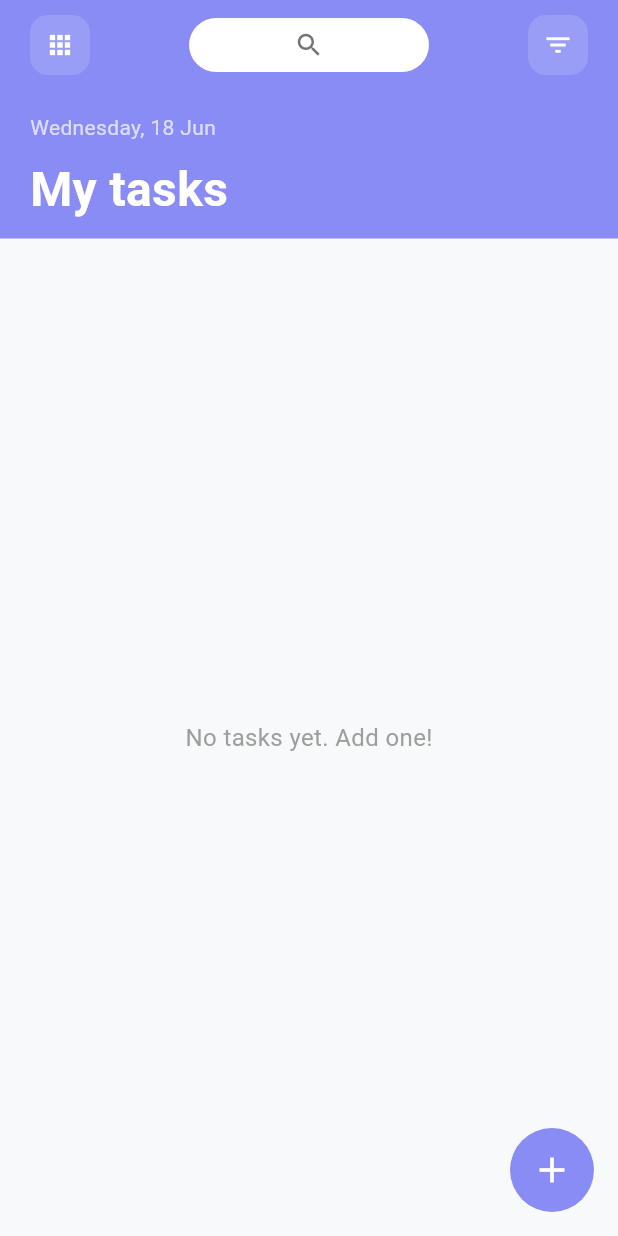
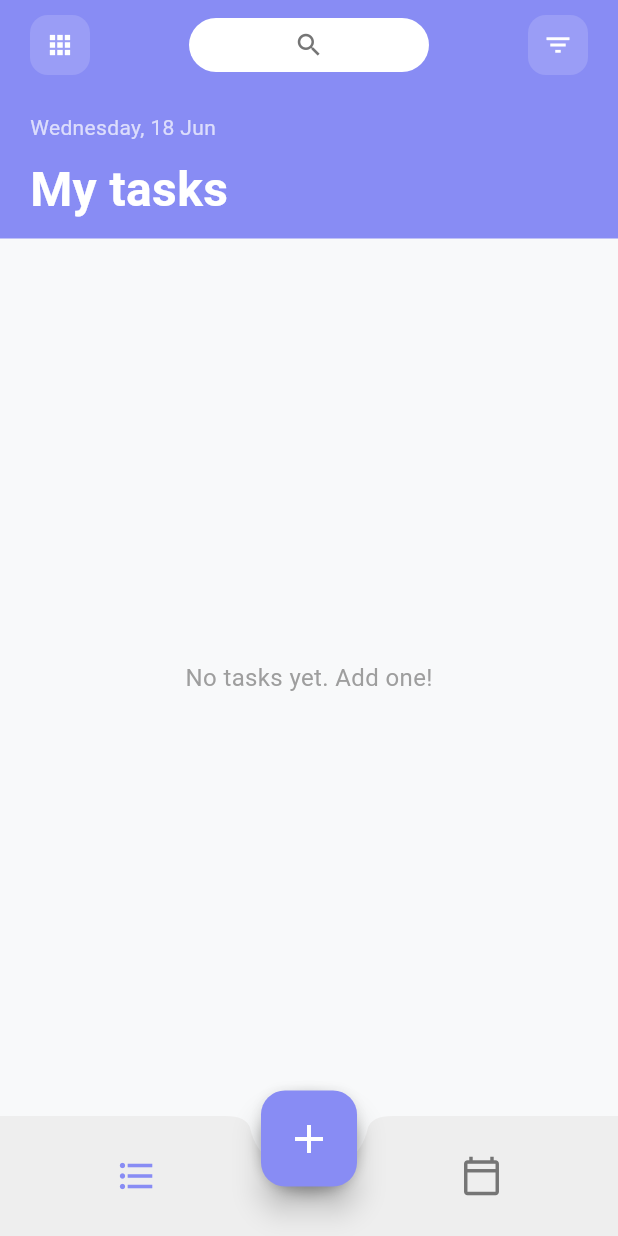
Before and after one commit to GhadeBhavesh/task_management, a Flutter app: the HomeScreen screen opened directly, on a phone screen of 412 x 824 dp. Run offline on Flutter 3.47's test engine with Material 3 defaults, Android fonts, the phone set to English and light mode, and no system bars; our stand-ins replace cloud_firestore, firebase_auth, firebase_core, flutter_riverpod, shared_preferences; accounts and stored records are empty.

Commit message:
bottom_navbar_update

```diff
--- a/lib/pages/home/home_screen.dart
+++ b/lib/pages/home/home_screen.dart
@@ -109,7 +109,7 @@ class HomeScreen extends ConsumerWidget {
                       ),
                     )
                     : ListView(
-                      padding: const EdgeInsets.fromLTRB(20, 25, 20, 20),
+                      padding: const EdgeInsets.fromLTRB(20, 25, 20, 100),
                       children: _buildGroupedTasks(tasks, ref, context),
                     ),
           ),
@@ -117,14 +117,67 @@ class HomeScreen extends ConsumerWidget {
       ),
       floatingActionButton: Container(
         decoration: const BoxDecoration(
-          color: Color.fromARGB(255, 136, 140, 244),
           shape: BoxShape.circle,
+          boxShadow: [
+            BoxShadow(
+              color: Colors.black26,
+              blurRadius: 8,
+              offset: Offset(0, 4),
+            ),
+          ],
         ),
+        margin: const EdgeInsets.only(top: 30),
+        width: 64,
+        height: 64,
         child: FloatingActionButton(
           onPressed: () => _showAddTaskDialog(context, ref),
-          backgroundColor: Colors.transparent,
-          elevation: 0,
-          child: const Icon(Icons.add, color: Colors.white, size: 28),
+          elevation: 8,
+          backgroundColor: const Color.fromARGB(255, 136, 140, 244),
+          child: const Icon(Icons.add, size: 32, color: Colors.white),
+        ),
+      ),
+      floatingActionButtonLocation: FloatingActionButtonLocation.centerDocked,
+      bottomNavigationBar: BottomAppBar(
+        color: Colors.grey.shade200,
+        height: 80,
+        notchMargin: 8,
+        shape: const CircularNotchedRectangle(),
+        child: Row(
+          mainAxisAlignment: MainAxisAlignment.spaceEvenly,
+          children: [
+            // Left tab
+            Expanded(
+              child: Container(
+                padding: const EdgeInsets.only(right: 40),
+                child: Row(
+                  mainAxisAlignment: MainAxisAlignment.spaceEvenly,
+                  children: [
+                    Icon(
+                      Icons.format_list_bulleted,
+                      color: Color.fromARGB(255, 136, 140, 244),
+                      size: 28,
+                    ),
+                  ],
+                ),
+              ),
+            ),
+            // Right tab
+            Expanded(
+              child: Container(
+                padding: const EdgeInsets.only(left: 40),
+                child: Row(
+                  mainAxisAlignment: MainAxisAlignment.spaceEvenly,
+                  children: [
+                    Icon(
+                      Icons.calendar_today_outlined,
+                      color: Colors.grey.shade600,
+                      size: 28,
+                    ),
+                  ],
+                ),
+              ),
+            ),
+          ],
         ),
       ),
     );
```
